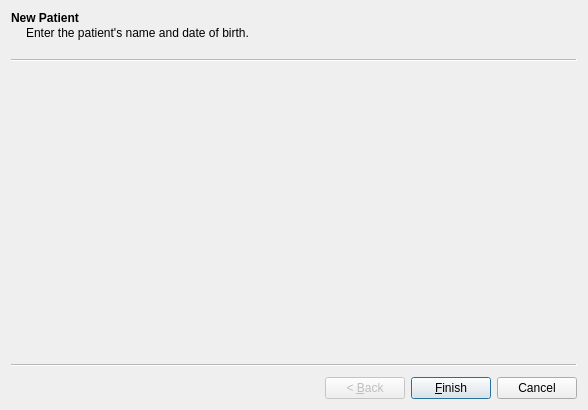
Before: the Qt Designer form mtrack/newpatientwizard.ui in kyledevans/Medicine-Track, drawn with Qt 5.
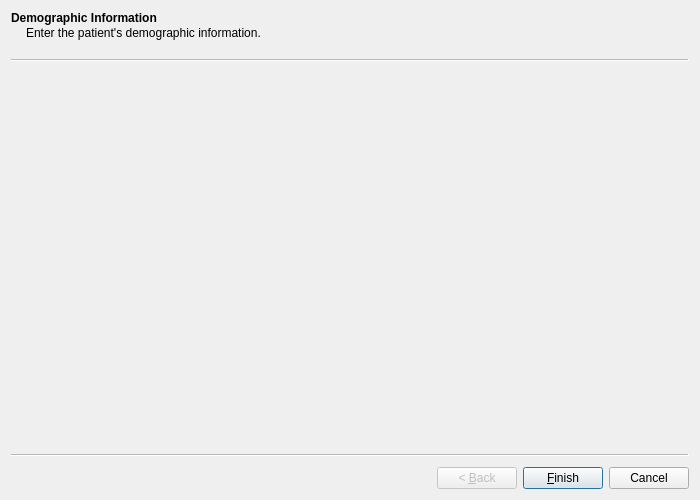
After: the same form once the commit is applied. Custom widgets are drawn as their Qt base class.

What changed in the file:
```diff
--- a/mtrack/newpatientwizard.ui
+++ b/mtrack/newpatientwizard.ui
@@ -2,13 +2,23 @@
 <ui version="4.0">
  <class>NewPatientWizard</class>
  <widget class="QWizard" name="NewPatientWizard">
-  <property name="geometry">
-   <rect>
-    <x>0</x>
-    <y>0</y>
-    <width>588</width>
-    <height>410</height>
-   </rect>
+  <property name="sizePolicy">
+   <sizepolicy hsizetype="Fixed" vsizetype="Fixed">
+    <horstretch>0</horstretch>
+    <verstretch>0</verstretch>
+   </sizepolicy>
+  </property>
+  <property name="minimumSize">
+   <size>
+    <width>700</width>
+    <height>500</height>
+   </size>
+  </property>
+  <property name="maximumSize">
+   <size>
+    <width>700</width>
+    <height>500</height>
+   </size>
   </property>
   <property name="windowTitle">
    <string>Wizard</string>
@@ -18,10 +28,10 @@
   </property>
   <widget class="NPW_Page00" name="page00">
    <property name="title">
-    <string>New Patient</string>
+    <string>Demographic Information</string>
    </property>
    <property name="subTitle">
-    <string>Enter the patient's name and date of birth.</string>
+    <string>Enter the patient's demographic information.</string>
    </property>
   </widget>
  </widget>
```
Left out of the diff: 2 changed lines with no effect on the pictures.
